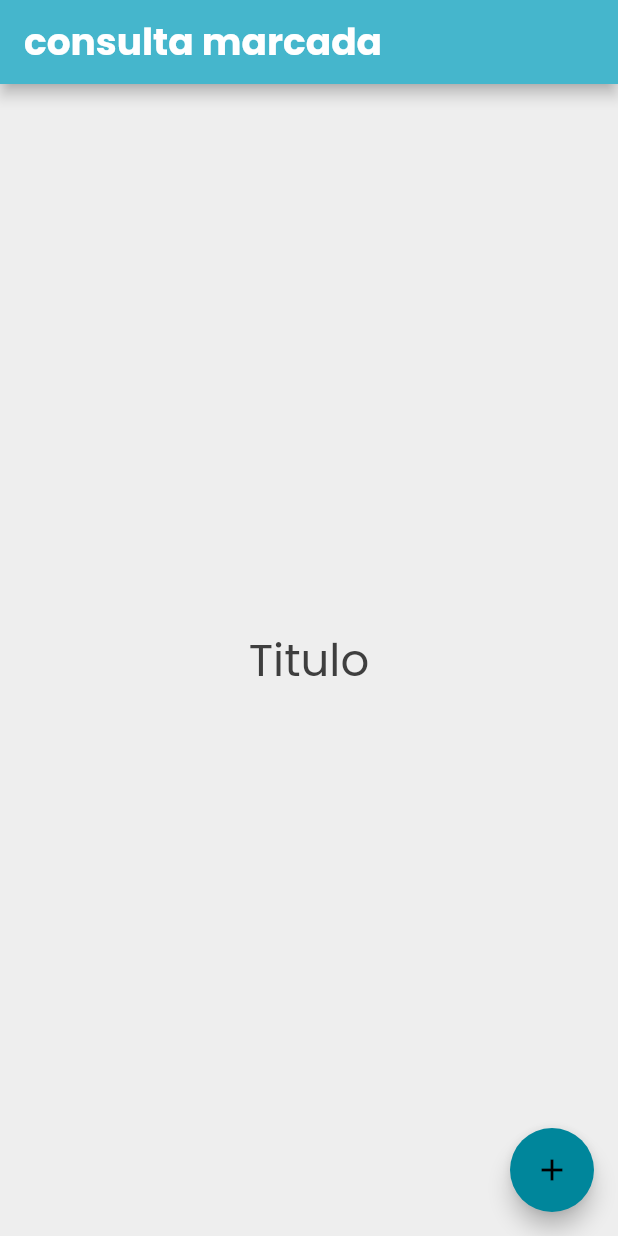
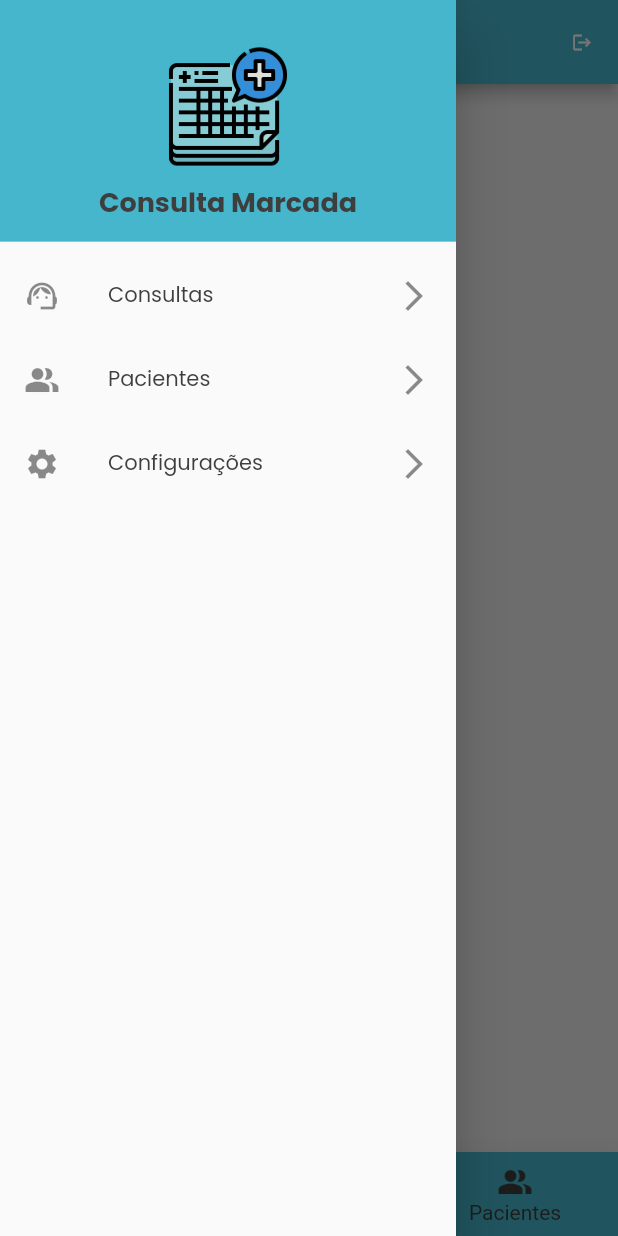
Before and after one commit to 27joseaquino/consulta-marcada, a Flutter app: the screen it shows after launch, with the side drawer open (before the commit the screen has no drawer), on a phone screen of 412 x 824 dp. Run offline on Flutter 3.47's test engine with Material 2 defaults, Android fonts, the phone set to English and light mode, and no system bars.

Commit message:
Componentes para a construçao da pagina inicial

```diff
--- /dev/null
+++ b/lib/components/menu.dart
@@ -0,0 +1,75 @@
+import 'package:consulta_marcada/core/utils/navigator.dart';
+import 'package:consulta_marcada/pages/home/home_page.dart';
+import 'package:consulta_marcada/ui/styles/custom_text.dart';
+import 'package:consulta_marcada/ui/styles/my_colors.dart';
+import 'package:flutter/material.dart';
+
+class Menu extends StatelessWidget {
+  @override
+  Widget build(BuildContext context) {
+    return Drawer(
+      child: ListView(
+        padding: EdgeInsets.zero,
+        children: <Widget>[
+          DrawerHeader(
+            child: Column(
+              crossAxisAlignment: CrossAxisAlignment.center,
+              mainAxisAlignment: MainAxisAlignment.center,
+              children: [
+                Container(
+                  padding: EdgeInsets.symmetric(horizontal: 8, vertical: 8),
+                  height: 100,
+                  width: 100,
+                  child: Image.asset(
+                    "assets/logo.png",
+                    fit: BoxFit.scaleDown,
+                  ),
+                ),
+                CustomText(
+                  text: "Consulta Marcada",
+                  fontSize: 18,
+                  fontWeight: FontWeight.bold,
+                ),
+              ],
+            ),
+            decoration: BoxDecoration(color: MyColors.appColors["blue"]),
+          ),
+          buildListTile(
+            icon: Icon(Icons.support_agent_outlined),
+            title: "Consultas",
+            onTap: () {
+              pop(context);
+              push(context, HomePage(selectedIndex: 1), replace: true);
+            },
+          ),
+          buildListTile(
+            icon: Icon(Icons.people_alt),
+            title: "Pacientes",
+            onTap: () {
+              pop(context);
+              push(context, HomePage(selectedIndex: 2), replace: true);
+            },
+          ),
+          buildListTile(
+            icon: Icon(Icons.settings),
+            title: "Configurações",
+            onTap: () {},
+          ),
+        ],
+      ),
+    );
+  }
+
+  ListTile buildListTile({
+    @required Icon icon,
+    @required String title,
+    @required Function onTap,
+  }) {
+    return ListTile(
+      leading: icon,
+      title: CustomText(text: title, fontSize: 14),
+      trailing: Icon(Icons.arrow_forward_ios),
+      onTap: onTap,
+    );
+  }
+}
--- a/lib/main.dart
+++ b/lib/main.dart
@@ -1,4 +1,4 @@
-import 'package:consulta_marcada/pages/home_page.dart';
+import 'package:consulta_marcada/pages/home/home_page.dart';
 import 'package:consulta_marcada/ui/styles/light_theme.dart';
 import 'package:flutter/material.dart';
 
--- /dev/null
+++ b/lib/pages/home/home_buttons.dart
@@ -0,0 +1,21 @@
+import 'package:consulta_marcada/ui/styles/custom_text.dart';
+import 'package:flutter/material.dart';
+
+class HomeButtons extends StatefulWidget {
+  @override
+  _HomeButtonsState createState() => _HomeButtonsState();
+}
+
+class _HomeButtonsState extends State<HomeButtons> {
+  @override
+  Widget build(BuildContext context) {
+    return Container(
+      child: Center(
+        child: CustomText(
+          text: "Home",
+          fontSize: 20,
+        ),
+      ),
+    );
+  }
+}
--- /dev/null
+++ b/lib/pages/home/home_page.dart
@@ -0,0 +1,76 @@
+import 'package:consulta_marcada/components/menu.dart';
+import 'package:consulta_marcada/pages/home/home_buttons.dart';
+import 'package:consulta_marcada/pages/medical_consultation/medical_consultation_page.dart';
+import 'package:consulta_marcada/pages/patient/patient_page.dart';
+import 'package:consulta_marcada/ui/styles/my_colors.dart';
+import 'package:flutter/material.dart';
+
+class HomePage extends StatefulWidget {
+  final int selectedIndex;
+  HomePage({this.selectedIndex = 0});
+
+  @override
+  _HomePageState createState() => _HomePageState();
+}
+
+class _HomePageState extends State<HomePage> {
+  List<Widget> _screenOptions;
+  int selectedIndex;
+
+  @override
+  void initState() {
+    super.initState();
+    selectedIndex = widget.selectedIndex;
+    _screenOptions = <Widget>[
+      HomeButtons(),
+      MedicalConsultationPage(),
+      PatientPage(),
+    ];
+  }
+
+  @override
+  Widget build(BuildContext context) {
+    return Scaffold(
+      drawer: Menu(),
+      appBar: AppBar(
+        title: Text(
+          "Consulta Marcada",
+          style: TextStyle(fontSize: 20),
+        ),
+        centerTitle: true,
+        actions: [IconButton(onPressed: () {}, icon: Icon(Icons.logout))],
+      ),
+      body: _screenOptions.elementAt(selectedIndex),
+      bottomNavigationBar: BottomNavigationBar(
+        showUnselectedLabels: true,
+        elevation: 20,
+        backgroundColor: MyColors.appColors["blue"],
+        selectedItemColor: Colors.white,
+        unselectedItemColor: MyColors.appColors["grey"],
+        currentIndex: selectedIndex,
+        unselectedFontSize: 14,
+        onTap: _onItemTapped,
+        items: [
+          BottomNavigationBarItem(
+            icon: Icon(Icons.home),
+            label: "Home",
+          ),
+          BottomNavigationBarItem(
+            icon: Icon(Icons.support_agent),
+            label: "Consultas",
+          ),
+          BottomNavigationBarItem(
+            icon: Icon(Icons.people_alt),
+            label: "Pacientes",
+          ),
+        ],
+      ),
+    );
+  }
+
+  void _onItemTapped(int index) {
+    setState(() {
+      selectedIndex = index;
+    });
+  }
+}
--- a/lib/pages/home_page.dart
+++ /dev/null
@@ -1,36 +0,0 @@
-import 'package:consulta_marcada/ui/styles/custom_text.dart';
-import 'package:consulta_marcada/ui/styles/my_colors.dart';
-import 'package:flutter/material.dart';
-
-class HomePage extends StatefulWidget {
-  @override
-  _HomePageState createState() => _HomePageState();
-}
-
-class _HomePageState extends State<HomePage> {
-  int _counter = 0;
-
-  void _incrementCounter() {
-    setState(() {
-      _counter++;
-    });
-  }
-
-  @override
-  Widget build(BuildContext context) {
-    return Scaffold(
-      appBar: AppBar(title: Text("consulta marcada")),
-      body: Center(
-        child: CustomText(
-          text: "Titulo",
-          fontSize: 30,
-        ),
-      ),
-      floatingActionButton: FloatingActionButton(
-          onPressed: _incrementCounter,
-          tooltip: 'Increment',
-          child: Icon(Icons.add),
-          backgroundColor: MyColors.appColors["blue-dark"]),
-    );
-  }
-}
--- a/lib/ui/styles/custom_text.dart
+++ b/lib/ui/styles/custom_text.dart
@@ -11,8 +11,8 @@ class CustomText extends StatelessWidget {
   final int maxlines;
 
   CustomText({
-    this.text,
-    this.fontSize,
+    @required this.text,
+    @required this.fontSize,
     this.fontWeight,
     this.color,
     this.textAlign,
--- a/lib/ui/styles/light_theme.dart
+++ b/lib/ui/styles/light_theme.dart
@@ -15,5 +15,9 @@ ThemeData lightTheme = ThemeData(
         fontWeight: FontWeight.bold,
       ),
     ),
+    iconTheme: IconThemeData(
+      color: Colors.white,
+      size: 14,
+    ),
   ),
 );
--- a/lib/ui/styles/my_colors.dart
+++ b/lib/ui/styles/my_colors.dart
@@ -4,7 +4,7 @@ class MyColors {
   MyColors._();
 
   static const Map<String, Color> appColors = const <String, Color>{
-    "blue-dark": Color(0xFF00869B),
+    "dark-blue": Color(0xFF00869B),
     "blue": Color(0xFF45B6CC),
     "light-blue": Color(0xFF7EE8FF),
     "grey": Color(0xFF3E3E3E),
--- a/pubspec.yaml
+++ b/pubspec.yaml
@@ -48,6 +48,10 @@ flutter:
     fonts:
     - asset: fonts/Poppins-Regular.ttf
 
+
+  assets:
+    - assets/
+
   # The following line ensures that the Material Icons font is
   # included with your application, so that you can use the icons in
   # the material Icons class.
```
Also changed, not shown: lib/core/utils/navigator.dart (added, +20 -0 lines), lib/pages/medical_consultation/medical_consultation_page.dart (added, +22 -0 lines), lib/pages/patient/patient_page.dart (added, +21 -0 lines), assets/logo.png (added), lib/pages/medical_consultation/list_page.dart (added).
